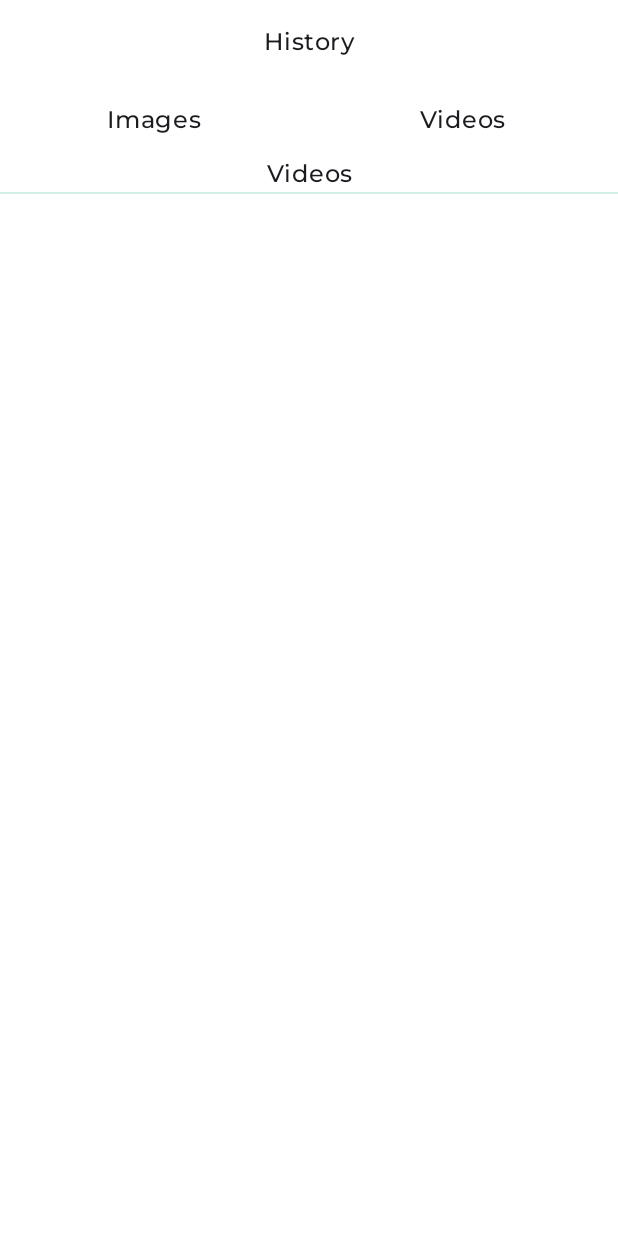
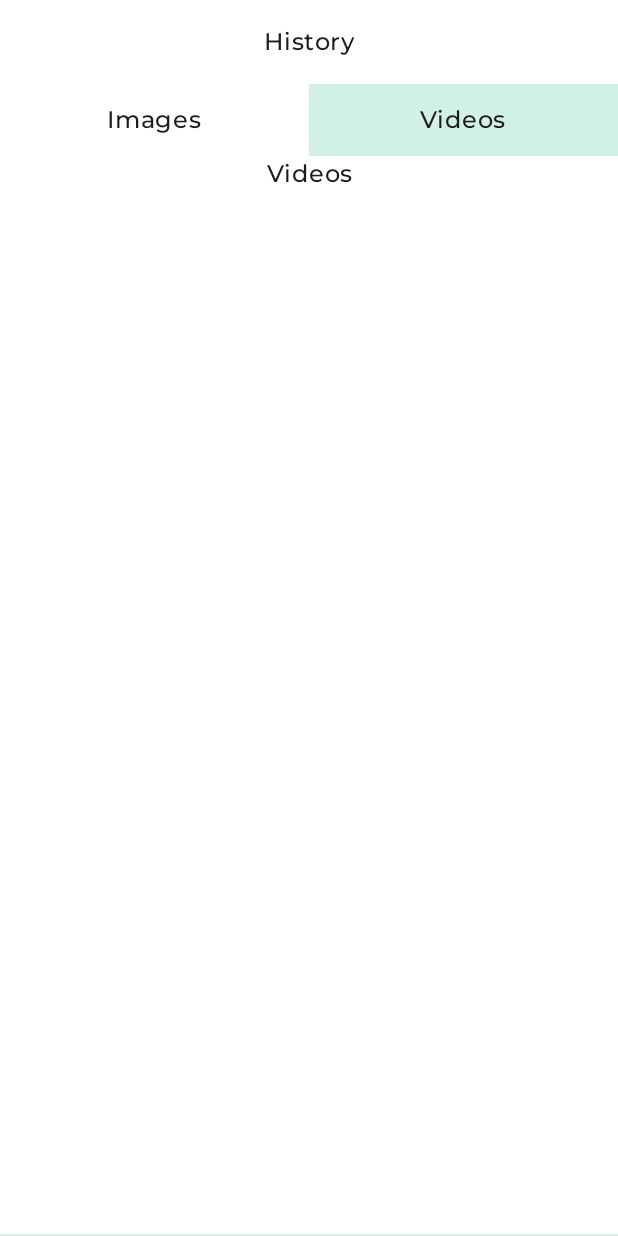
Before and after one commit to Parkhi19/PixPress, an Android app built with Jetpack Compose: the LibraryScreen screen opened through its navigation route, after a tap on "Videos", on a phone screen of 412 x 824 dp. Run offline under Robolectric (Android 15) with nearby library versions, the light colour scheme and no system bars; our stand-ins replace Dagger/Hilt's generated code; libraries missing offline, so code that uses them is left out: com.abedelazizshe.lightcompressorlibrary, io.realm.kotlin; 2 statements that could not run were skipped.

Commit message:
added color according to pager state

```diff
--- a/app/src/main/java/com/notesapp/compressify/MainActivity.kt
+++ b/app/src/main/java/com/notesapp/compressify/MainActivity.kt
@@ -265,7 +265,7 @@ class MainActivity : ComponentActivity(), NavController.OnDestinationChangedList
         arguments: Bundle?
     ) {
         destination.route?.let {
-            controller.popBackStack(it, false)
+            controller.popBackStack(it, false, true)
         }
     }
 
--- a/app/src/main/java/com/notesapp/compressify/ui/components/home/HomeScreen.kt
+++ b/app/src/main/java/com/notesapp/compressify/ui/components/home/HomeScreen.kt
@@ -41,7 +41,7 @@ fun HomeScreen(
     categories: List<CategoryModel>,
     onCompressImageClick: () -> Unit,
     onCompressVideoClick: () -> Unit,
-    onLibraryButtonClick : ()-> Unit,
+    onLibraryButtonClick: () -> Unit,
     onUIEvent: (UIEvent) -> Unit
 ) {
     Column(modifier = modifier, horizontalAlignment = Alignment.CenterHorizontally) {
@@ -132,15 +132,16 @@ fun HomeScreen(
 
         Spacer(modifier = Modifier.weight(1f))
 
-        PrimaryButtonOutlined(modifier = Modifier.padding(24.dp).fillMaxWidth(), buttonText = "Go to Library", onClick = {
-            onUIEvent(UIEvent.Navigate(NavigationRoutes.LIBRARY))
-        })
-
-        }
-
+        PrimaryButtonOutlined(
+            modifier = Modifier
+                .padding(24.dp)
+                .fillMaxWidth(),
+            buttonText = "Go to Library",
+            onClick = {
+                onUIEvent(UIEvent.Navigate(NavigationRoutes.LIBRARY))
+            })
     }
-
-
+}
 
 @Composable
 fun CompressOptionItem(
--- a/app/src/main/java/com/notesapp/compressify/ui/library/ImageLibraryScreen.kt
+++ b/app/src/main/java/com/notesapp/compressify/ui/library/ImageLibraryScreen.kt
@@ -1,6 +1,7 @@
 package com.notesapp.compressify.ui.library
 
 import android.net.Uri
+import androidx.compose.foundation.background
 import androidx.compose.foundation.layout.Arrangement
 import androidx.compose.foundation.layout.Column
 import androidx.compose.foundation.layout.Row
--- a/app/src/main/java/com/notesapp/compressify/ui/library/LibraryScreen.kt
+++ b/app/src/main/java/com/notesapp/compressify/ui/library/LibraryScreen.kt
@@ -9,6 +9,7 @@ import androidx.compose.foundation.layout.Box
 import androidx.compose.foundation.layout.Column
 import androidx.compose.foundation.layout.Row
 import androidx.compose.foundation.layout.Spacer
+import androidx.compose.foundation.layout.fillMaxSize
 import androidx.compose.foundation.layout.fillMaxWidth
 import androidx.compose.foundation.layout.height
 import androidx.compose.foundation.layout.padding
@@ -26,6 +27,7 @@ import androidx.compose.runtime.remember
 import androidx.compose.runtime.rememberCoroutineScope
 import androidx.compose.ui.Alignment
 import androidx.compose.ui.Modifier
+import androidx.compose.ui.graphics.Color
 import androidx.compose.ui.text.style.TextAlign
 import androidx.compose.ui.unit.dp
 import com.notesapp.compressify.domain.model.ImageModel
@@ -60,21 +62,33 @@ fun LibraryScreen(
             )
         }
         Row(modifier = Modifier.fillMaxWidth()) {
-            Box (modifier = Modifier.weight(1f).clickable {
+            Box(
+                modifier = Modifier
+                    .weight(1f)
+                    .background(color = if (horizontalPagerState.currentPage == 0) primaryTintedColor else Color.Transparent)
+                    .clickable {
                         coroutineScope.launch {
                             horizontalPagerState.animateScrollToPage(0)
                         }
-            }, contentAlignment = Alignment.Center){
+                    },
+                contentAlignment = Alignment.Center
+            ){
                 Text(
                     text = "Images",
                     modifier = Modifier.padding(vertical = 12.dp)
                 )
             }
-            Box (modifier = Modifier.weight(1f).clickable {
+            Box(
+                modifier = Modifier
+                    .weight(1f)
+                    .background(color = if (horizontalPagerState.currentPage == 1) primaryTintedColor else Color.Transparent)
+                    .clickable {
                         coroutineScope.launch {
                             horizontalPagerState.animateScrollToPage(1)
                         }
-            }, contentAlignment = Alignment.Center){
+                    },
+                contentAlignment = Alignment.Center
+            ){
                 Text(
                     text = "Videos",
                     modifier = Modifier.padding(vertical = 12.dp)
@@ -86,12 +100,13 @@ fun LibraryScreen(
             horizontalPagerState,
             modifier = Modifier
                 .fillMaxWidth()
+                .weight(1f)
         ) {
             when (it) {
                 0 -> {
                     ImageLibraryScreen(
                         modifier = Modifier
-                            .fillMaxWidth()
+                            .fillMaxSize()
                             .padding(horizontal = 16.dp),
                         notDeletedImages = notDeletedImages,
                         onUIEvent = onUIEvent
@@ -102,7 +117,7 @@ fun LibraryScreen(
                     Text(
                         text = "Videos",
                         modifier = Modifier
-                            .fillMaxWidth(),
+                            .fillMaxSize(),
                         textAlign = TextAlign.Center
                     )
                 }
```
Lines whose indentation alone changed are shown as unchanged.
